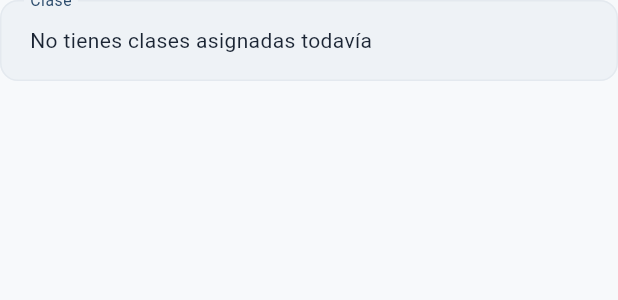
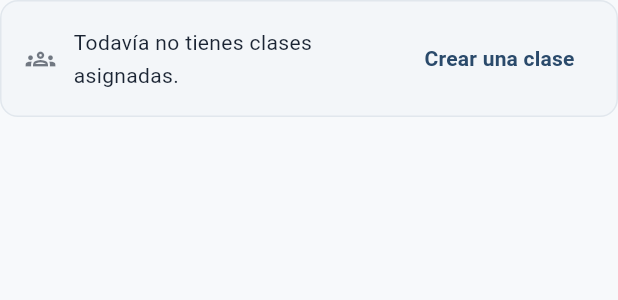
Before and after one commit to joan566/EduSystemFrontend, a Flutter app: the TeachingPeriodSelector widget shown alone on an empty page, opened directly with empty values, on a phone screen of 412 x 824 dp. Shown: the top 300 px of the screen. Run offline on Flutter 3.47's test engine with Material 3 defaults, Android fonts, the phone set to English and light mode, and no system bars; our stand-ins replace dio, file_picker, flutter_secure_storage, go_router, image_picker; missing offline and left inert: desktop_drop, file_saver; accounts and stored records are empty; network calls fail.

Commit message:
redesign(teaching): make the empty-classes selector actionable
TeachingPeriodSelector is shared by Exams, Activities, Attendance,
Grades and Data management — its "no classes yet" state was a plain
InputDecorator with static text and no way forward, repeated on every
screen that embeds it. Replace it with an inline notice that explains
the situation and links straight to Teaching to create one.

This only touches the shared selector's empty state, not any file
under lib/features/exams/ — the exams area's own structure, flow and
components are unchanged.

Co-Authored-By: Claude Sonnet 5 <noreply@anthropic.com>

```diff
--- a/lib/features/teaching/presentation/widgets/teaching_period_selector.dart
+++ b/lib/features/teaching/presentation/widgets/teaching_period_selector.dart
@@ -1,6 +1,8 @@
 import 'package:flutter/material.dart';
+import 'package:go_router/go_router.dart';
 import 'package:provider/provider.dart';
 
+import '../../../../core/router/route_paths.dart';
 import '../../../../core/widgets/app_dropdown.dart';
 import '../../domain/entities/teaching_period_entity.dart';
 import '../providers/teaching_provider.dart';
@@ -44,9 +46,34 @@ class _TeachingPeriodSelectorState extends State<TeachingPeriodSelector> {
     final periods = context.watch<TeachingProvider>().allPeriods;
 
     if (periods.isEmpty) {
-      return InputDecorator(
-        decoration: InputDecoration(labelText: widget.label),
-        child: const Text('No tienes clases asignadas todavía'),
+      final colors = Theme.of(context).colorScheme;
+      return Container(
+        padding: const EdgeInsets.symmetric(horizontal: 16, vertical: 14),
+        decoration: BoxDecoration(
+          color: colors.surfaceContainerHighest.withValues(alpha: 0.4),
+          borderRadius: BorderRadius.circular(12),
+          border: Border.all(color: colors.outline),
+        ),
+        child: Row(
+          children: [
+            Icon(
+              Icons.groups_outlined,
+              size: 20,
+              color: colors.onSurface.withValues(alpha: 0.6),
+            ),
+            const SizedBox(width: 12),
+            Expanded(
+              child: Text(
+                'Todavía no tienes clases asignadas.',
+                style: Theme.of(context).textTheme.bodyMedium,
+              ),
+            ),
+            TextButton(
+              onPressed: () => context.push(RoutePaths.teaching),
+              child: const Text('Crear una clase'),
+            ),
+          ],
+        ),
       );
     }
 
```
